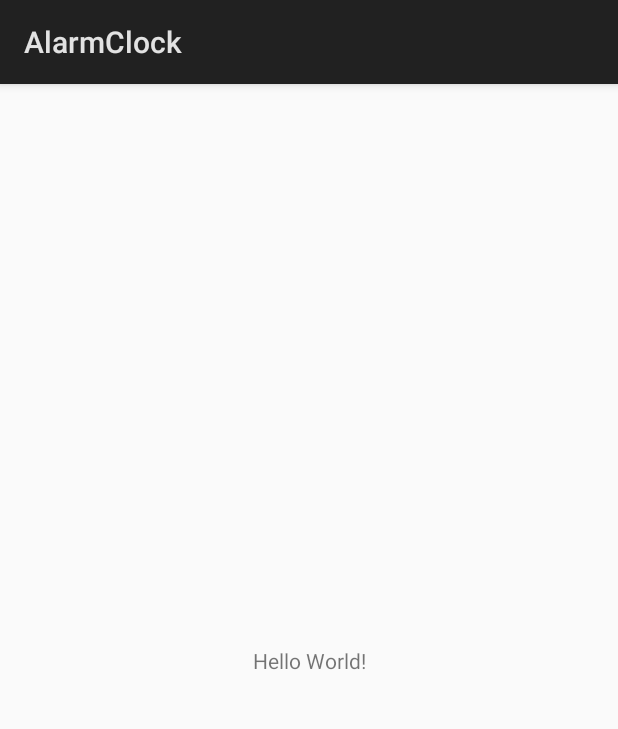
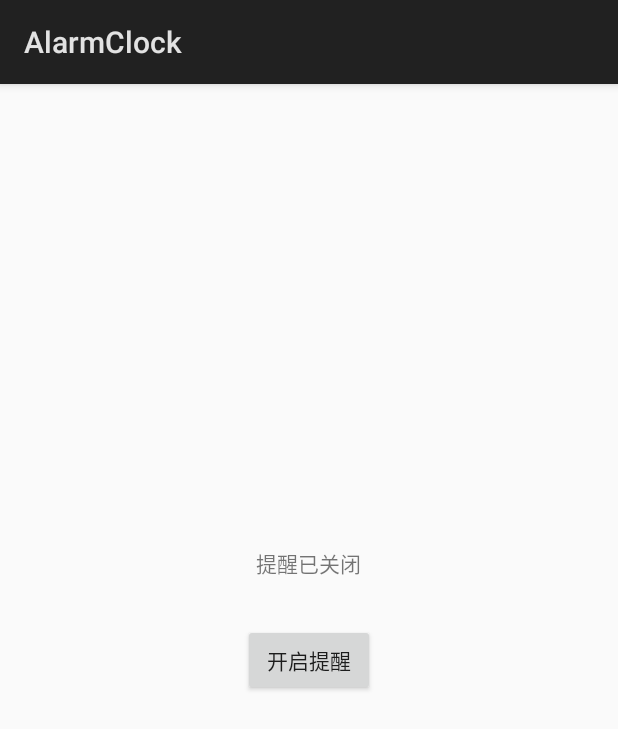
Before and after one commit to chenguoting/alarmclock, an Android app: the MainActivity screen opened directly, with no data from a screen before it, on a phone screen of 412 x 824 dp. Shown: the top 729 px of the screen. Run offline under Robolectric (Android 15) with nearby library versions, the phone set to English and light mode, and no system bars.

Commit message:
调通的第一版

```diff
--- a/app/src/main/java/camera/nubia/cn/alarmclock/MainActivity.java
+++ b/app/src/main/java/camera/nubia/cn/alarmclock/MainActivity.java
@@ -1,13 +1,53 @@
 package camera.nubia.cn.alarmclock;
 
 import android.app.Activity;
+import android.content.Context;
+import android.content.SharedPreferences;
+import android.media.MediaPlayer;
 import android.os.Bundle;
+import android.view.View;
+import android.widget.Button;
+import android.widget.TextView;
 
 public class MainActivity extends Activity {
+    public final static String ALARM = "alarm";
+    public final static String packageName = "camera.nubia.cn.alarmclock";
+    SharedPreferences sharedPreferences;
+    Button button;
+    TextView textView;
 
     @Override
     protected void onCreate(Bundle savedInstanceState) {
         super.onCreate(savedInstanceState);
+        sharedPreferences = getSharedPreferences(packageName, Context.MODE_PRIVATE);
         setContentView(R.layout.activity_main);
+        textView = findViewById(R.id.state_text);
+        button = findViewById(R.id.switch_button);
+        button.setOnClickListener(new View.OnClickListener() {
+            @Override
+            public void onClick(View view) {
+                boolean alarm = sharedPreferences.getBoolean(ALARM, false);
+                if(alarm) {
+                    sharedPreferences.edit().putBoolean(ALARM, false).apply();
+                }
+                else {
+                    sharedPreferences.edit().putBoolean(ALARM, true).apply();
+                }
+                update();
+            }
+        });
+        update();
+    }
+
+    private void update() {
+        boolean alarm = sharedPreferences.getBoolean(ALARM, false);
+        if(alarm) {
+            button.setText("关闭提醒");
+            textView.setText("提醒已开启");
+        }
+        else {
+            button.setText("开启提醒");
+            textView.setText("提醒已关闭");
+        }
     }
 }
--- a/app/src/main/res/layout/activity_main.xml
+++ b/app/src/main/res/layout/activity_main.xml
@@ -1,6 +1,5 @@
 <?xml version="1.0" encoding="utf-8"?>
-<android.support.constraint.ConstraintLayout xmlns:android="http://schemas.android.com/apk/res/android"
-    xmlns:app="http://schemas.android.com/apk/res-auto"
+<RelativeLayout xmlns:android="http://schemas.android.com/apk/res/android"
     xmlns:tools="http://schemas.android.com/tools"
     android:layout_width="match_parent"
     android:layout_height="match_parent"
@@ -9,10 +8,16 @@
     <TextView
         android:layout_width="wrap_content"
         android:layout_height="wrap_content"
+        android:id="@+id/state_text"
+        android:layout_above="@+id/switch_button"
+        android:layout_centerHorizontal="true"
+        android:layout_marginBottom="30dp"/>
+
+    <Button
+        android:layout_width="wrap_content"
+        android:layout_height="wrap_content"
         android:text="Hello World!"
-        app:layout_constraintBottom_toBottomOf="parent"
-        app:layout_constraintLeft_toLeftOf="parent"
-        app:layout_constraintRight_toRightOf="parent"
-        app:layout_constraintTop_toTopOf="parent" />
+        android:id="@+id/switch_button"
+        android:layout_centerInParent="true" />
 
-</android.support.constraint.ConstraintLayout>
+</RelativeLayout>
```
Also changed, not shown: app/src/main/java/camera/nubia/cn/alarmclock/NewAppWidget.java (+74 -25 lines), 6 other files.
